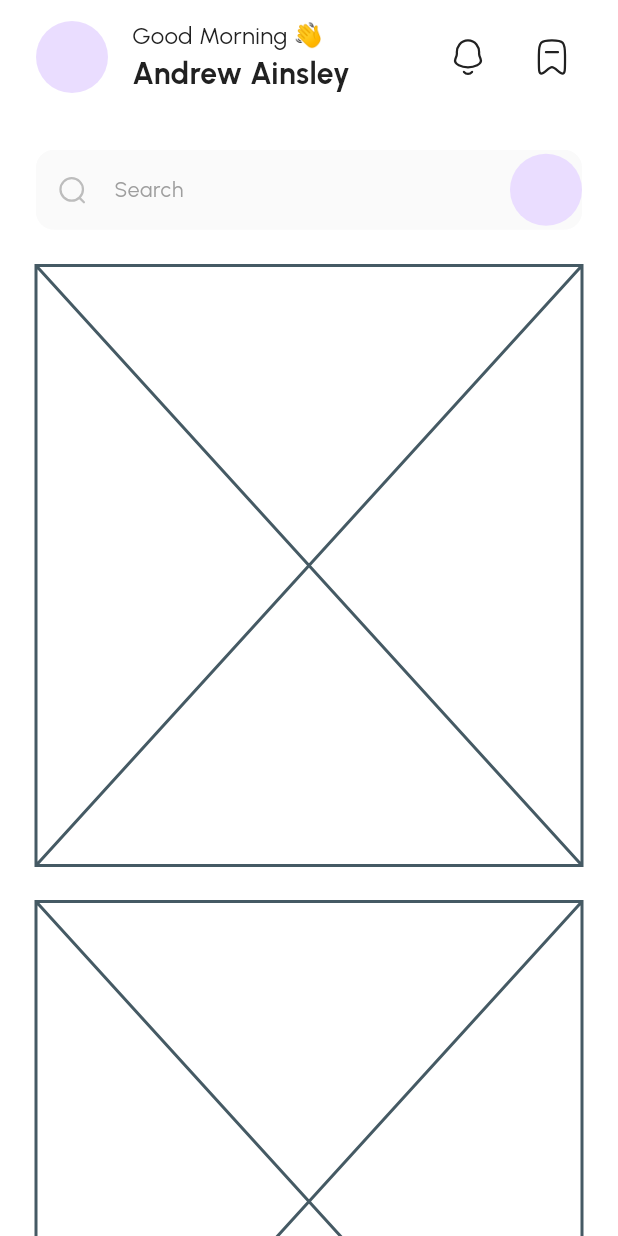
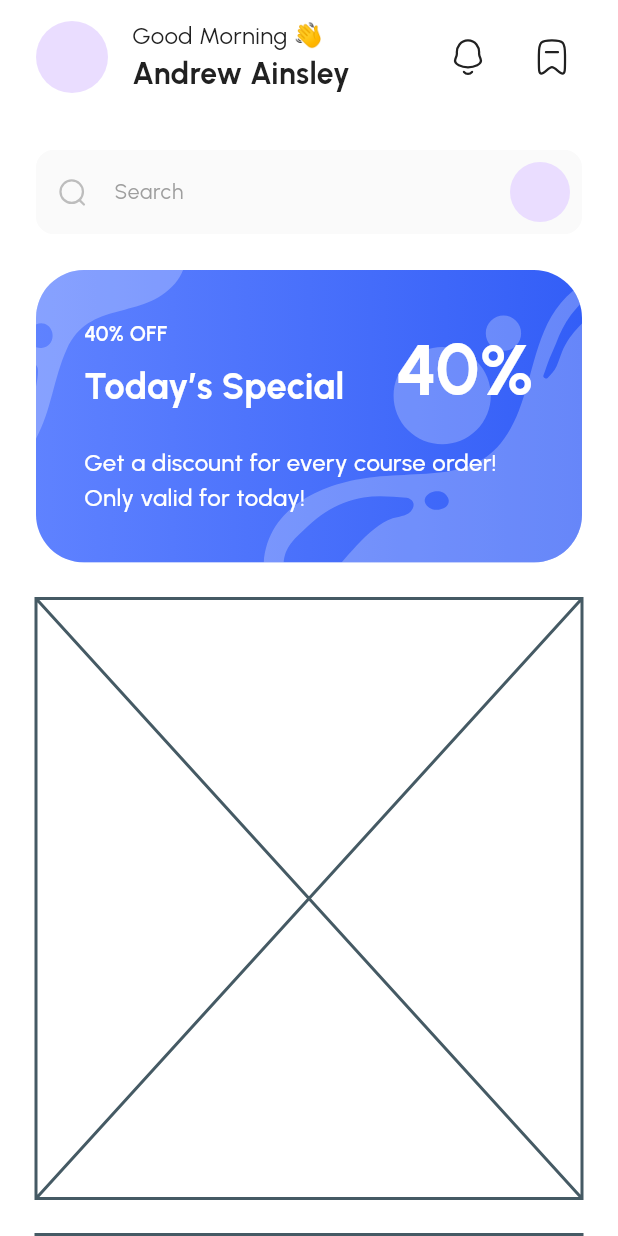
Before and after one commit to Sodanew/e-learning, a Flutter app: the HomePage screen opened directly, on a phone screen of 412 x 824 dp. Run offline on Flutter 3.47's test engine with Material 3 defaults, Android fonts, the phone set to English and light mode, and no system bars; our stand-ins replace auto_route, dio, equatable, flutter_bloc, flutter_svg, freezed_annotation and 10 more; missing offline and left inert: encrypted_shared_preferences; accounts and stored records are empty; generated files the repository leaves out were written again; project files that could hold a hidden picture were left out.

Commit message:
feat: add home banner slide widget

```diff
--- a/lib/base/shared_view/dialog/app_dialogs.dart
+++ b/lib/base/shared_view/dialog/app_dialogs.dart
@@ -1,5 +1,11 @@
 import 'package:flutter/material.dart';
 import 'package:flutter_bloc_template/base/constants/ui/app_colors.dart';
+import 'package:flutter_bloc_template/base/shared_view/dialog/common_dialog.dart';
+
+enum PopupType {
+  notify,
+  normal;
+}
 
 abstract final class AppDialogs {
   const AppDialogs._();
@@ -103,27 +109,30 @@ abstract final class AppDialogs {
   static Future showPopup(
     BuildContext context, {
     bool barrierDismissible = true,
-    required WidgetBuilder builder,
+    WidgetBuilder? builder,
+    Widget? child,
     Curve curve = Curves.linear,
     Duration? duration,
     Alignment alignment = Alignment.center,
     Axis? axis,
     Color? barrierColor,
+    PopupType popupType = PopupType.normal,
   }) async {
     return showGeneralDialog(
       context: context,
       pageBuilder: (BuildContext buildContext, Animation<double> animation, Animation<double> secondaryAnimation) {
-        final Widget pageChild = Builder(builder: builder);
+        final Widget? pageChild = builder != null ? Builder(builder: builder) : child;
         return Builder(
           builder: (BuildContext context) => Dialog(
-                  insetPadding: const EdgeInsets.all(30),
+            insetPadding: const EdgeInsets.all(44),
             backgroundColor: AppColors.current.otherWhite,
             shape: RoundedRectangleBorder(borderRadius: BorderRadius.circular(24)),
             child: Padding(
-                    padding: const EdgeInsets.all(20),
+              padding: const EdgeInsets.symmetric(horizontal: 32, vertical: 20),
               child: pageChild,
             ),
-                ));
+          ),
+        );
       },
       barrierDismissible: barrierDismissible,
       barrierLabel: MaterialLocalizations.of(context).modalBarrierDismissLabel,
--- a/lib/ui/home/components/home_banner_slide_widget.dart
+++ b/lib/ui/home/components/home_banner_slide_widget.dart
@@ -1,10 +1,69 @@
 import 'package:flutter/material.dart';
+import 'package:flutter_bloc_template/base/constants/ui/app_colors.dart';
+import 'package:flutter_bloc_template/base/constants/ui/app_text_styles.dart';
+import 'package:flutter_bloc_template/base/constants/ui/dimens.dart';
+import 'package:flutter_bloc_template/resource/generated/assets.gen.dart';
+import 'package:gap/gap.dart';
 
 class HomeBannerSlideWidget extends StatelessWidget {
   const HomeBannerSlideWidget({super.key});
 
   @override
   Widget build(BuildContext context) {
-    return const Placeholder();
+    return ClipRRect(
+      borderRadius: BorderRadius.circular(32),
+      child: Container(
+        // height: 182,
+        width: double.infinity,
+        decoration: BoxDecoration(gradient: AppColors.current.gradientBlue, boxShadow: [
+          BoxShadow(
+            color: AppColors.current.primary500.withOpacity(.25),
+            offset: const Offset(4, 8),
+            blurRadius: 24,
+          )
+        ]),
+        child: Stack(
+          children: [
+            Padding(
+              padding: const EdgeInsets.all(32),
+              child: Column(
+                crossAxisAlignment: CrossAxisAlignment.start,
+                children: [
+                  IntrinsicHeight(
+                    child: Row(
+                      mainAxisAlignment: MainAxisAlignment.spaceBetween,
+                      children: [
+                        Column(
+                          crossAxisAlignment: CrossAxisAlignment.start,
+                          children: [
+                            Text('40% OFF', style: AppTextStyles.bodyMediumSemiBold.copyWith(color: AppColors.current.otherWhite)),
+                            const Gap(8),
+                            Text('Today’s Special', style: AppTextStyles.h4Bold.copyWith(color: AppColors.current.otherWhite)),
+                          ],
+                        ),
+                        const Gap(12),
+                        Text(
+                          '40%',
+                          style: AppTextStyles.h1Bold.copyWith(color: AppColors.current.otherWhite),
+                        )
+                      ],
+                    ),
+                  ),
+                  const Gap(Dimens.paddingVertical),
+                  Text(
+                    'Get a discount for every course order! \nOnly valid for today!',
+                    style: AppTextStyles.bodyLargeMedium.copyWith(color: AppColors.current.otherWhite),
+                    maxLines: 2,
+                    overflow: TextOverflow.ellipsis,
+                  )
+                ],
+              ),
+            ),
+            Positioned(child: Assets.icons.vector1.svg()),
+            Positioned(right: 0, bottom: 0, child: Assets.icons.vector2.svg()),
+          ],
+        ),
+      ),
+    );
   }
 }
--- a/lib/ui/home/home_page.dart
+++ b/lib/ui/home/home_page.dart
@@ -3,12 +3,14 @@ import 'package:flutter/material.dart';
 import 'package:flutter_bloc_template/base/constants/ui/dimens.dart';
 import 'package:flutter_bloc_template/base/shared_view/common_scaffold.dart';
 import 'package:flutter_bloc_template/base/shared_view/common_text_field.dart';
+import 'package:flutter_bloc_template/base/shared_view/dialog/app_dialogs.dart';
 import 'package:flutter_bloc_template/resource/generated/assets.gen.dart';
 import 'package:flutter_bloc_template/ui/home/components/home_banner_slide_widget.dart';
 import 'package:flutter_bloc_template/ui/home/components/home_most_popular_courses_widget.dart';
 import 'package:flutter_bloc_template/ui/home/components/home_top_mentors_widget.dart';
 import 'package:gap/gap.dart';
 
+import '../../base/shared_view/dialog/common_dialog.dart';
 import 'components/home_app_bar_widget.dart';
 
 @RoutePage()
@@ -35,7 +37,17 @@ class _HomePageState extends State<HomePage> {
               onChanged: (val) {},
               prefixIconPath: Assets.icons.searchLight.path,
               hintText: 'Search',
-              suffixIcon: const CircleAvatar(),
+              suffixIcon: IconButton(
+                onPressed: () {
+                  AppDialogs.showPopup(context,
+                      child: CommonDialog(
+                        icon: Assets.images.shieldPopup.image(width: 185),
+                        title: 'Congratulations!',
+                        message: 'Your account is ready to use. You will be redirected to the Home page in a few seconds..',
+                      ));
+                },
+                icon: const CircleAvatar(),
+              ),
             ),
             const Gap(24),
             const HomeBannerSlideWidget(),
```
Also changed, not shown: lib/base/shared_view/dialog/common_dialog.dart (+45 -0 lines), lib/base/shared_view/toast/app_toast.dart (added, +286 -0 lines). Lines whose indentation alone changed are shown as unchanged.
